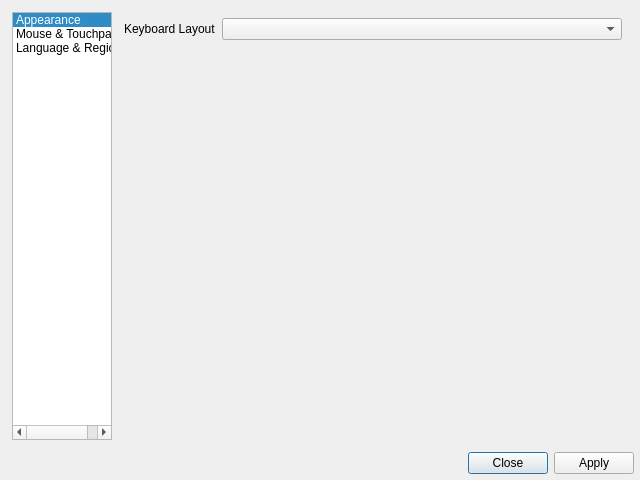
Old version of the form tweaks-qt/maindialog.ui in the repository labwc/labwc-tweaks.
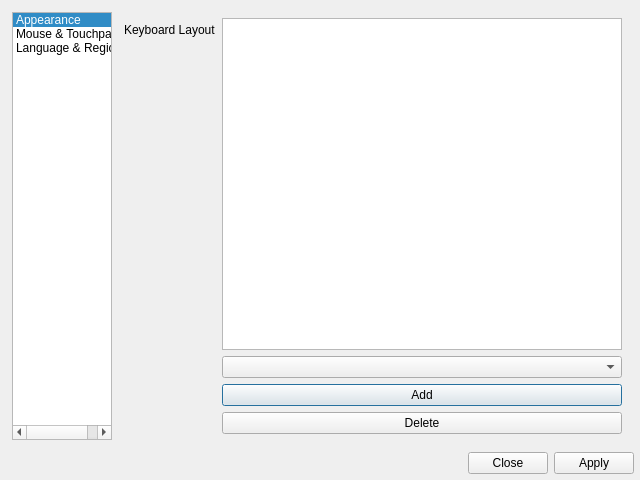
New version of the form. The open tabs and pages were chosen to show the change. Icons and pictures are not drawn.

Commit message:
Support multiple keyboard-layouts
Allow settings/parsing XKB_DEFAULT_LAYOUT=aa,bb,cc in
~/.config/labwc/environment

The edit to the form file:
```diff
--- a/tweaks-qt/maindialog.ui
+++ b/tweaks-qt/maindialog.ui
@@ -184,7 +184,28 @@
            </widget>
           </item>
           <item row="0" column="1">
-           <widget class="QComboBox" name="keyboardLayout"/>
+           <layout class="QVBoxLayout" name="multiKeyboardLayout">
+            <item>
+             <widget class="QListView" name="layoutView"/>
+            </item>
+            <item>
+             <widget class="QComboBox" name="layoutCombo"/>
+            </item>
+            <item>
+             <widget class="QPushButton" name="layoutAdd">
+              <property name="text">
+               <string>Add</string>
+              </property>
+             </widget>
+            </item>
+            <item>
+             <widget class="QPushButton" name="layoutDelete">
+              <property name="text">
+               <string>Delete</string>
+              </property>
+             </widget>
+            </item>
+           </layout>
           </item>
          </layout>
         </widget>
```
The commit also changes 9 other files.
